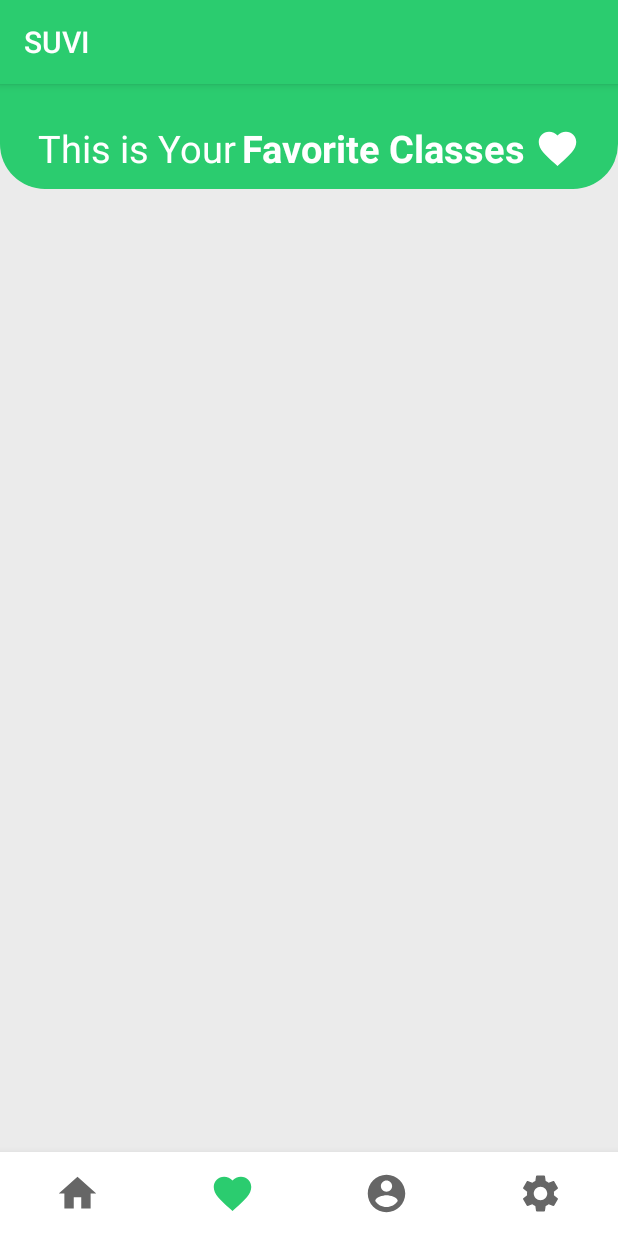
After one commit to edgardowpj/appdismec, an Android app: the FavoriteActivity screen opened directly, with no data from a screen before it, on a phone screen of 412 x 824 dp. The commit adds this screen. Run offline under Robolectric (Android 15) with nearby library versions, the light colour scheme and no system bars.

Commit message:
Suvi
Actualizacion de menus

```diff
--- a/app/src/main/AndroidManifest.xml
+++ b/app/src/main/AndroidManifest.xml
@@ -12,7 +12,10 @@
         android:supportsRtl="true"
         android:theme="@style/AppTheme"
         android:usesCleartextTraffic="true">
-        <activity android:name=".MainActivity"></activity>
+        <activity android:name=".AccountActivity"></activity>
+        <activity android:name=".FavoriteActivity" />
+        <activity android:name=".SettingsActivity" />
+        <activity android:name=".MainActivity" />
         <activity
             android:name=".Login"
             android:theme="@style/Theme.AppCompat.DayNight.NoActionBar">
--- /dev/null
+++ b/app/src/main/java/com/example/practi/FavoriteActivity.java
@@ -0,0 +1,52 @@
+package com.example.practi;
+
+import androidx.annotation.NonNull;
+import androidx.appcompat.app.AppCompatActivity;
+
+import android.content.Intent;
+import android.os.Bundle;
+import android.view.MenuItem;
+
+import com.google.android.material.bottomnavigation.BottomNavigationView;
+
+public class FavoriteActivity extends AppCompatActivity {
+
+    @Override
+    protected void onCreate(Bundle savedInstanceState) {
+        super.onCreate(savedInstanceState);
+        setContentView(R.layout.activity_favorite);
+
+        BottomNavigationView bottomNavigationView = findViewById(R.id.bottomNavigationView);
+
+        bottomNavigationView.setSelectedItemId(R.id.menuFavorite);
+
+        bottomNavigationView.setOnNavigationItemSelectedListener(new BottomNavigationView.OnNavigationItemSelectedListener() {
+            @Override
+            public boolean onNavigationItemSelected(@NonNull MenuItem item) {
+
+                switch (item.getItemId()){
+
+                    case R.id.menuHome:
+                        startActivity(new Intent(getApplicationContext(),MainActivity.class));
+                        overridePendingTransition(0,0);
+                        return true;
+
+                    case R.id.menuFavorite:
+
+                        return true;
+
+                    case R.id.menuAccount:
+                        startActivity(new Intent(getApplicationContext(),AccountActivity.class));
+                        overridePendingTransition(0,0);
+                        return true;
+
+                    case R.id.menuSettings:
+                        startActivity(new Intent(getApplicationContext(),SettingsActivity.class));
+                        overridePendingTransition(0,0);
+                        return true;
+                }
+                return false;
+            }
+        });
+    }
+}
--- /dev/null
+++ b/app/src/main/res/layout/activity_favorite.xml
@@ -0,0 +1,71 @@
+<?xml version="1.0" encoding="utf-8"?>
+<androidx.constraintlayout.widget.ConstraintLayout xmlns:android="http://schemas.android.com/apk/res/android"
+    xmlns:app="http://schemas.android.com/apk/res-auto"
+    xmlns:tools="http://schemas.android.com/tools"
+    android:layout_width="match_parent"
+    android:layout_height="match_parent"
+    android:background="@color/colorBackground"
+    tools:context=".AccountActivity">
+    <androidx.constraintlayout.widget.ConstraintLayout
+        android:id="@+id/layoutHeader"
+        android:layout_width="match_parent"
+        android:layout_height="wrap_content"
+        android:background="@drawable/header_background"
+        android:padding="10dp"
+        app:layout_constraintTop_toTopOf="parent">
+
+        <TextView
+            android:id="@+id/textHello"
+            android:layout_width="wrap_content"
+            android:layout_height="match_parent"
+            android:layout_marginStart="15dp"
+            android:layout_marginTop="15dp"
+            android:text="@string/this_is_your"
+            android:textColor="@color/colorWhite"
+            android:textSize="25sp"
+            app:layout_constraintStart_toStartOf="parent"
+            app:layout_constraintTop_toTopOf="parent" />
+
+        <TextView
+            android:id="@+id/textUsername"
+            android:layout_width="wrap_content"
+            android:layout_height="wrap_content"
+            android:layout_marginStart="4dp"
+            android:layout_marginTop="15dp"
+            android:text="Favorite Classes"
+            android:textColor="@color/colorWhite"
+            android:textSize="25sp"
+            android:textStyle="bold"
+            app:layout_constraintStart_toEndOf="@+id/textHello"
+            app:layout_constraintTop_toTopOf="parent"></TextView>
+
+        <ImageView
+            android:id="@+id/imageMenu"
+            android:layout_width="30dp"
+            android:layout_height="30dp"
+            android:layout_marginEnd="15dp"
+            android:contentDescription="@string/app_name"
+            android:src="@drawable/ic_favorite_24"
+            android:tint="@color/colorWhite"
+            app:layout_constraintBottom_toBottomOf="@+id/textHello"
+            app:layout_constraintEnd_toEndOf="parent"
+            app:layout_constraintTop_toTopOf="@+id/textHello"></ImageView>
+
+
+
+
+    </androidx.constraintlayout.widget.ConstraintLayout>
+
+    <com.google.android.material.bottomnavigation.BottomNavigationView
+        android:id="@+id/bottomNavigationView"
+        android:layout_width="match_parent"
+        android:layout_height="wrap_content"
+        app:backgroundTint="@color/colorWhite"
+        app:itemIconSize="30dp"
+        app:labelVisibilityMode="unlabeled"
+        app:layout_constraintBottom_toBottomOf="parent"
+        app:menu="@menu/navigation_menu">
+
+    </com.google.android.material.bottomnavigation.BottomNavigationView>
+
+</androidx.constraintlayout.widget.ConstraintLayout>
--- a/app/src/main/res/values/strings.xml
+++ b/app/src/main/res/values/strings.xml
@@ -33,4 +33,6 @@
     <string name="favorite">Favorite</string>
     <string name="account">Account</string>
     <string name="settings">Settings</string>
+    <string name="this_is_your">This is Your</string>
+
 </resources>
```
Also changed, not shown: app/src/main/java/com/example/practi/AccountActivity.java (added, +52 -0 lines), app/src/main/java/com/example/practi/MainActivity.java (+56 -1 lines), app/src/main/java/com/example/practi/SettingsActivity.java (added, +51 -0 lines), app/src/main/res/layout/activity_account.xml (added, +71 -0 lines), app/src/main/res/layout/activity_settings.xml (added, +71 -0 lines).
